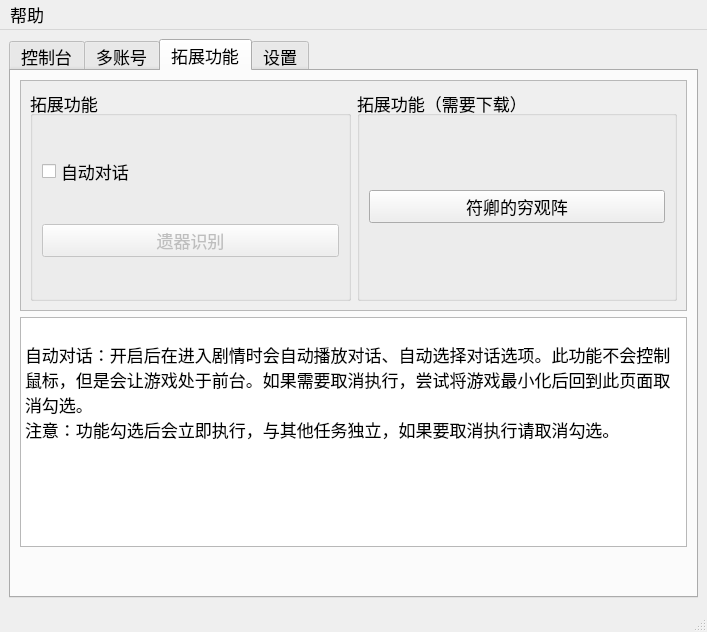
Shasnow/StarRailAssistant, file res/ui/main.ui: the form before one commit.
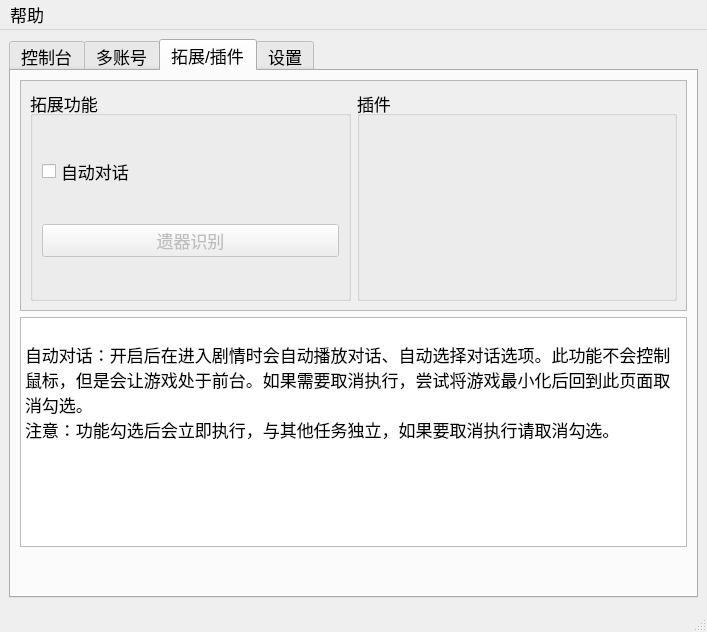
The form after the commit. The open tabs and pages were chosen to show the change.

Commit message: 添加插件系统（尝试）,修改打包参数：--windows-console-mode attach，--windows-uac-admin

What changed in the file:
```diff
--- a/res/ui/main.ui
+++ b/res/ui/main.ui
@@ -451,7 +451,7 @@
       </widget>
       <widget class="QWidget" name="tab_3">
        <attribute name="title">
-        <string>拓展功能</string>
+        <string>拓展/插件</string>
        </attribute>
        <layout class="QVBoxLayout" name="verticalLayout_7">
         <item>
@@ -501,26 +501,9 @@
             <item>
              <widget class="QGroupBox" name="groupBox_4">
               <property name="title">
-               <string>拓展功能（需要下载）</string>
+               <string>插件</string>
               </property>
-              <layout class="QGridLayout" name="gridLayout_4">
-               <item row="0" column="0">
-                <widget class="QPushButton" name="pushButton_add_app_1">
-                 <property name="enabled">
-                  <bool>true</bool>
-                 </property>
-                 <property name="minimumSize">
-                  <size>
-                   <width>140</width>
-                   <height>30</height>
-                  </size>
-                 </property>
-                 <property name="text">
-                  <string>符卿的穷观阵</string>
-                 </property>
-                </widget>
-               </item>
-              </layout>
+              <layout class="QGridLayout" name="gridLayout_4"/>
              </widget>
             </item>
            </layout>
```
Left out of the diff: 4 changed lines with no effect on the pictures. The commit also changes 4 other files.
